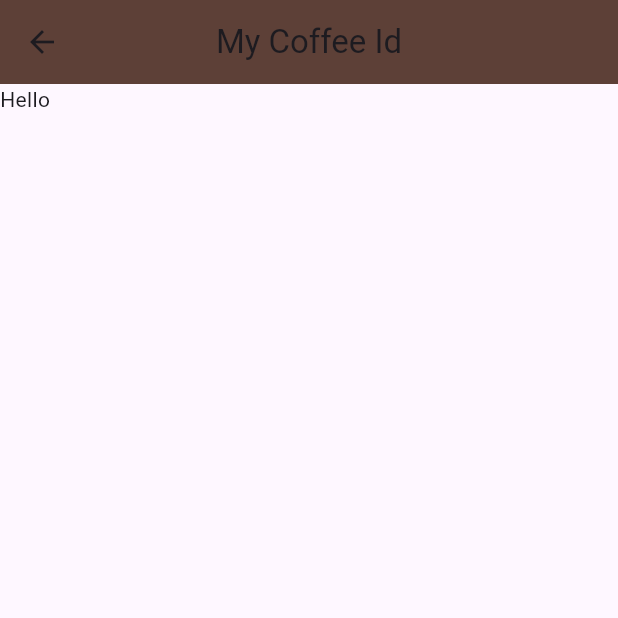
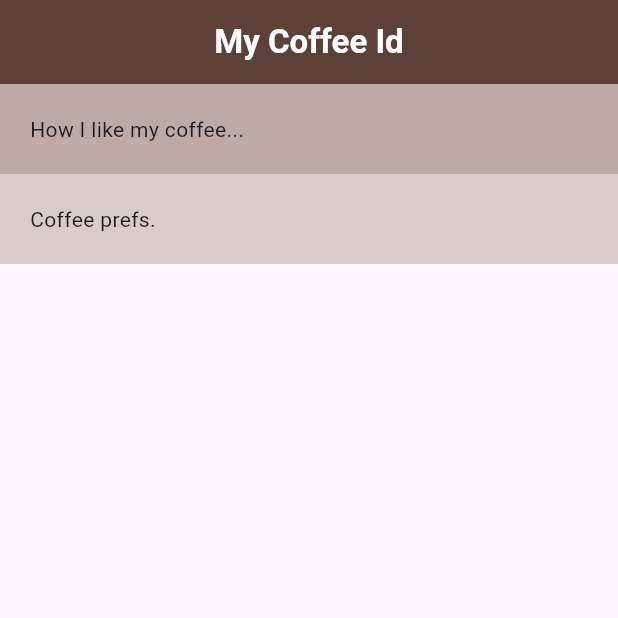
Before and after one commit to Niewiaro/coffee_card, a Flutter app: the Home screen opened directly, on a phone screen of 412 x 824 dp, the top half of it. Run offline on Flutter 3.47's test engine with Material 3 defaults, Android fonts, the phone set to English and light mode, and no system bars.

Commit message:
chore: Column

```diff
--- a/lib/home.dart
+++ b/lib/home.dart
@@ -7,11 +7,28 @@ class Home extends StatelessWidget {
   Widget build(BuildContext context) {
     return Scaffold(
       appBar: AppBar(
-        title: const Text('My Coffee Id'),
+        title: const Text('My Coffee Id', style: TextStyle(
+          color: Colors.white,
+          fontWeight: FontWeight.bold,
+        ),),
         backgroundColor: Colors.brown[700],
         centerTitle: true,
       ),
-      body: const Text('Hello'),
+      body: Column(
+        crossAxisAlignment: CrossAxisAlignment.stretch,
+        children: [
+          Container(
+            color: Colors.brown[200],
+            padding: const EdgeInsets.all(20),
+            child: const Text('How I like my coffee...'),
+          ),
+          Container(
+            color: Colors.brown[100],
+            padding: const EdgeInsets.all(20),
+            child: const Text('Coffee prefs.'),
+          ),
+        ],
+      ),
     );
   }
 }
--- a/lib/main.dart
+++ b/lib/main.dart
@@ -3,7 +3,7 @@ import 'package:flutter/material.dart';
 
 void main() {
   runApp(const MaterialApp(
-    home: Sandbox()
+    home: Home()
   ));
 }
 
```
